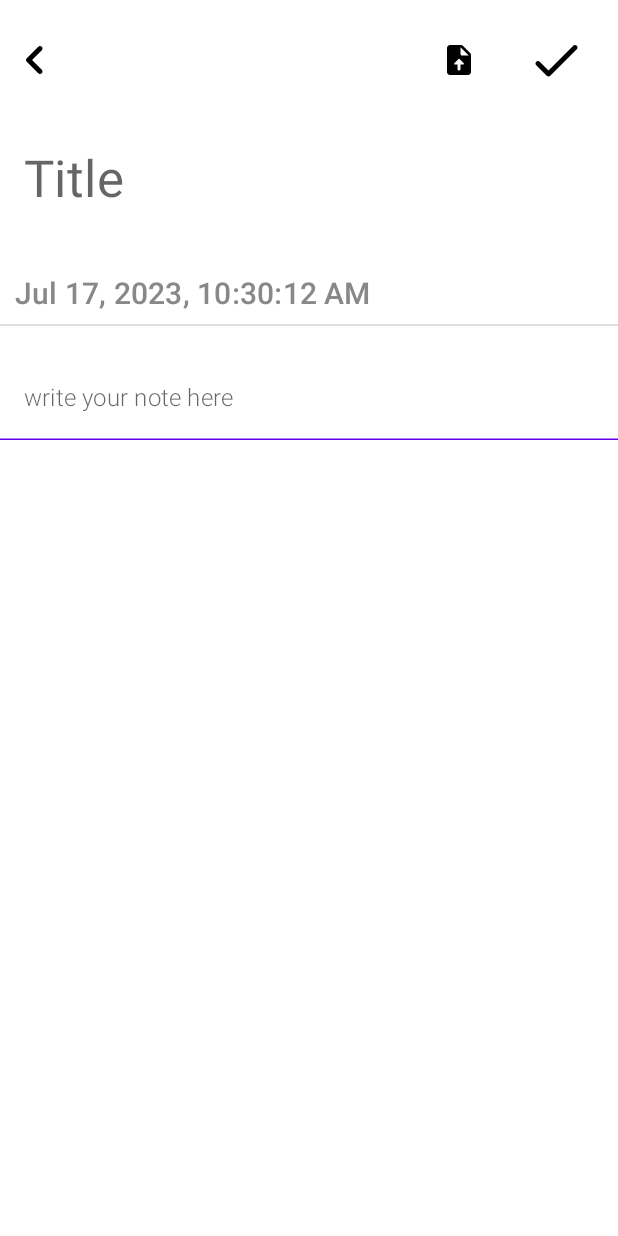
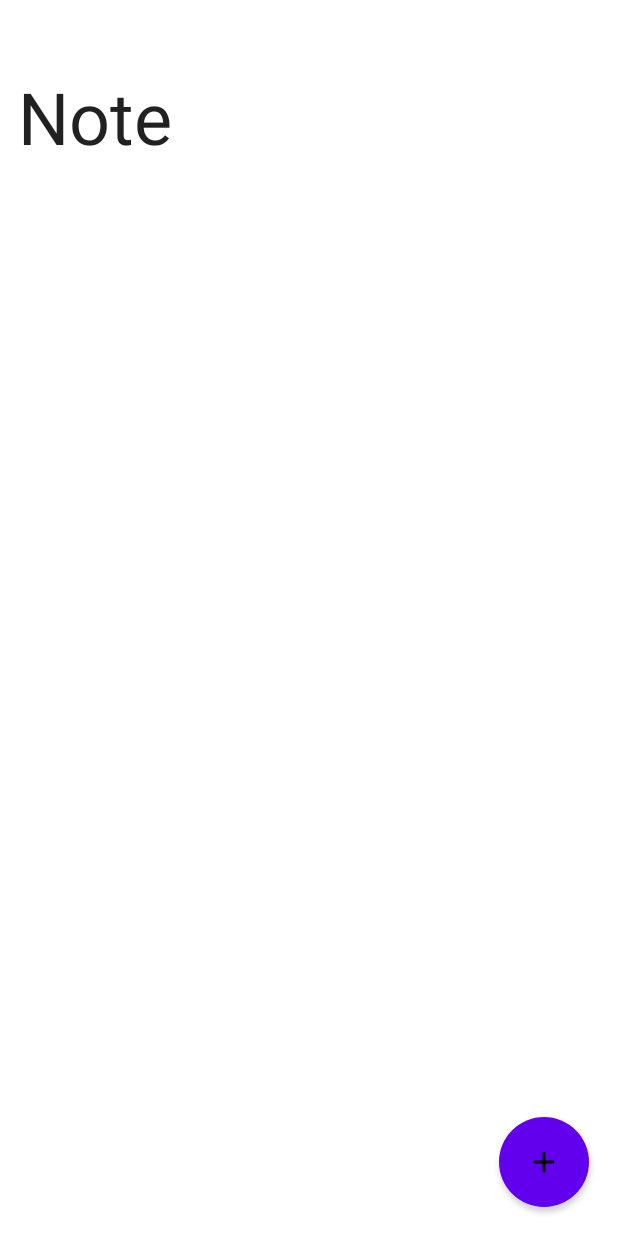
Before and after one commit to Harsh-Srivastav123/Note_App, an Android app built with Jetpack Compose: the HomeScreen screen opened through its navigation route, on a phone screen of 412 x 824 dp. Run offline under Robolectric (Android 15) with nearby library versions, the phone set to English and light mode, and no system bars; our stand-ins replace accompanist.

Commit message:
Added HomeScreen.kt

```diff
--- a/app/build.gradle
+++ b/app/build.gradle
@@ -72,4 +72,7 @@ dependencies {
 
     //coil image library
     implementation("io.coil-kt:coil-compose:2.4.0")
+
+    //view model
+    implementation "androidx.lifecycle:lifecycle-viewmodel-compose:2.6.1"
 }
--- a/app/src/main/java/com/example/note_app/components/ImageSlider.kt
+++ b/app/src/main/java/com/example/note_app/components/ImageSlider.kt
@@ -79,7 +79,7 @@ fun ImageSlider(imageList: List<Uri>) {
                         painter = rememberAsyncImagePainter(
                             ImageRequest.Builder(LocalContext.current)
                                 .data(
-                                    data = Uri.parse(imageList.get(it).toString())
+                                    data = Uri.parse(imageList[it].toString())
                                 ).apply(block = fun ImageRequest.Builder.() {
                                     scale(Scale.FILL).crossfade(true).build()
                                 }).build()
--- a/app/src/main/java/com/example/note_app/model/NoteModel.kt
+++ b/app/src/main/java/com/example/note_app/model/Note.kt
@@ -1,8 +1,10 @@
 package com.example.note_app.model
 
 import android.net.Uri
+import java.util.UUID
 
-data class NoteModel(
+data class Note(
+//    val id:UUID=UUID.randomUUID(),
     val title:String,
     val note:String,
     val uriList: List<Uri>,
--- a/app/src/main/java/com/example/note_app/navigation/NoteScreenNavigation.kt
+++ b/app/src/main/java/com/example/note_app/navigation/NoteScreenNavigation.kt
@@ -4,22 +4,22 @@ import androidx.compose.runtime.Composable
 import androidx.navigation.compose.NavHost
 import androidx.navigation.compose.composable
 import androidx.navigation.compose.rememberNavController
+import com.example.note_app.screens.HomeScreen
 import com.example.note_app.screens.NoteScreen
-import com.google.accompanist.systemuicontroller.SystemUiController
-import com.google.accompanist.systemuicontroller.rememberSystemUiController
+
 
 @Composable
 fun NoteScreenNavigation(){
 
-    val systemUiController: SystemUiController = rememberSystemUiController()
 
-    systemUiController.isStatusBarVisible = false // Status bar
-    systemUiController.isNavigationBarVisible = false // Navigation bar
-    systemUiController.isSystemBarsVisible = false // Status & Navigation bars
     val navController= rememberNavController()
-    NavHost(navController = navController, startDestination = "HomeScreen"){
+    NavHost(navController = navController, startDestination = "HomeScreen" ){
         composable("HomeScreen"){
+            HomeScreen(navController)
+        }
+        composable("NoteScreen") {
             NoteScreen()
         }
+
     }
 }
--- /dev/null
+++ b/app/src/main/java/com/example/note_app/screens/HomeScreen.kt
@@ -0,0 +1,52 @@
+package com.example.note_app.screens
+
+import androidx.compose.foundation.Image
+import androidx.compose.foundation.layout.*
+import androidx.compose.foundation.shape.CircleShape
+import androidx.compose.material.*
+import androidx.compose.material.icons.Icons
+import androidx.compose.material.icons.rounded.Add
+import androidx.compose.runtime.Composable
+import androidx.compose.ui.Modifier
+import androidx.compose.ui.tooling.preview.Preview
+import androidx.compose.ui.unit.dp
+import androidx.navigation.NavController
+import com.google.accompanist.systemuicontroller.SystemUiController
+import com.google.accompanist.systemuicontroller.rememberSystemUiController
+
+@Preview
+@Composable
+fun HomeScreen(navController: NavController? =null){
+
+    val systemUiController: SystemUiController = rememberSystemUiController()
+    systemUiController.isStatusBarVisible = false // Status bar
+    systemUiController.isNavigationBarVisible = false // Navigation bar
+    systemUiController.isSystemBarsVisible = false // Status & Navigation bars
+
+
+    Surface(
+        Modifier
+            .fillMaxWidth()
+            .fillMaxHeight(),
+        elevation = 10.dp
+    ) {
+        Scaffold(topBar = {
+            Row(horizontalArrangement = Arrangement.Start, modifier = Modifier.padding(2.dp)) {
+                Text(text = "Note", style = MaterialTheme.typography.h3,modifier =Modifier.padding(top=50.dp,start=10.dp))
+            }
+        },
+            floatingActionButton = {
+
+                Button(onClick = { /*TODO*/ },Modifier.padding(3.dp).size(60.dp),
+                shape = CircleShape
+                ) {
+                    Image(imageVector = Icons.Rounded.Add, contentDescription = null)
+                }
+            }
+        ) {
+            Card(Modifier.padding(it)) {
+            }
+        }
+    }
+
+}
--- a/app/src/main/java/com/example/note_app/screens/NoteScreen.kt
+++ b/app/src/main/java/com/example/note_app/screens/NoteScreen.kt
@@ -1,7 +1,6 @@
 package com.example.note_app.screens
 
 import android.net.Uri
-import android.util.Log
 import androidx.activity.compose.rememberLauncherForActivityResult
 import androidx.activity.result.contract.ActivityResultContracts
 import androidx.compose.foundation.Image
@@ -11,11 +10,13 @@ import androidx.compose.foundation.rememberScrollState
 import androidx.compose.foundation.verticalScroll
 import androidx.compose.material.*
 import androidx.compose.material.icons.Icons
-import androidx.compose.material.icons.rounded.BrowseGallery
 import androidx.compose.material.icons.rounded.Done
 import androidx.compose.material.icons.rounded.KeyboardArrowLeft
 import androidx.compose.material.icons.rounded.UploadFile
-import androidx.compose.runtime.*
+import androidx.compose.runtime.Composable
+import androidx.compose.runtime.LaunchedEffect
+import androidx.compose.runtime.mutableStateOf
+import androidx.compose.runtime.remember
 import androidx.compose.ui.Alignment
 import androidx.compose.ui.Modifier
 import androidx.compose.ui.graphics.Color
@@ -24,8 +25,14 @@ import androidx.compose.ui.text.font.FontWeight
 import androidx.compose.ui.tooling.preview.Preview
 import androidx.compose.ui.unit.dp
 import androidx.compose.ui.unit.sp
+import androidx.lifecycle.viewmodel.compose.viewModel
 import com.example.note_app.components.ImageSlider
+import com.example.note_app.model.Note
+import com.example.note_app.viewModel.NoteViewModel
+import com.google.accompanist.systemuicontroller.SystemUiController
+import com.google.accompanist.systemuicontroller.rememberSystemUiController
 import kotlinx.coroutines.delay
+import java.time.LocalDate
 import java.time.LocalDateTime
 import java.time.format.DateTimeFormatter
 import java.time.format.FormatStyle
@@ -34,6 +41,11 @@ import java.time.format.FormatStyle
 @Preview(showBackground = true)
 @Composable
 fun NoteScreen() {
+    val systemUiController: SystemUiController = rememberSystemUiController()
+    systemUiController.isStatusBarVisible = false // Status bar
+    systemUiController.isNavigationBarVisible = false // Navigation bar
+    systemUiController.isSystemBarsVisible = false // Status & Navigation bars
+    val noteViewModel:NoteViewModel= viewModel()
 
     //image from gallery
     val galleryImage= remember {
@@ -43,16 +55,16 @@ fun NoteScreen() {
         galleryImage.value=it
     })
 
-    var title = remember {
+    val title = remember {
         mutableStateOf("")
     }
-    var note = remember {
+    val note = remember {
         mutableStateOf("")
     }
-    var formatted = remember {
+    val formatted = remember {
         mutableStateOf("")
     }
-    var timer= remember() {
+    val timer= remember() {
         mutableStateOf(true)
     }
 
@@ -61,6 +73,7 @@ fun NoteScreen() {
            val current = LocalDateTime.now()
            val formatter = DateTimeFormatter.ofLocalizedDateTime(FormatStyle.MEDIUM)
            formatted.value=current.format(formatter).toString()
+
            delay(100L)
        }
     }
@@ -70,13 +83,15 @@ fun NoteScreen() {
         color = MaterialTheme.colors.background
     ) {
 
-        Column(
+      Scaffold(
           Modifier
               .fillMaxWidth()
-                .verticalScroll(rememberScrollState())
-                .fillMaxHeight()
-        ) {
-            Spacer(modifier = Modifier.size(20.dp))
+              .fillMaxHeight(),
+          topBar = {
+              Box(
+                  Modifier
+                      .fillMaxWidth()
+                      .padding(top = 20.dp)){
                   Row(
                       verticalAlignment = Alignment.CenterVertically,
                       horizontalArrangement = Arrangement.Center
@@ -102,9 +117,31 @@ fun NoteScreen() {
                           Modifier
                               .size(40.dp)
                               .clickable {
+                                  noteViewModel.addNote(
+                                      Note(
+                                          title.value,
+                                          note.value,
+                                          galleryImage.value,
+                                          formatted.value.toString()
+                                      )
+                                  )
 
                               })
                   }
+
+              }
+
+          }
+      ) {
+
+          Column(
+              Modifier
+                  .fillMaxWidth()
+                  .verticalScroll(rememberScrollState())
+                  .fillMaxHeight()
+                  .padding(it)
+          ) {
+
               TextField(
                   value = title.value,
                   onValueChange = {
@@ -164,3 +201,4 @@ fun NoteScreen() {
           }
       }
     }
+}
```
Also changed, not shown: app/src/main/java/com/example/note_app/viewModel/NoteViewModel.kt (added, +19 -0 lines). Lines whose indentation alone changed are shown as unchanged.
